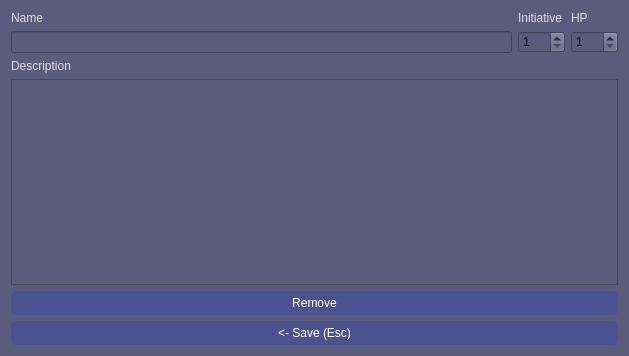
First picture: the form in ui_files/Player_Dialog.ui, repository nogasgofast/Adventure_Wrench, before the edit.
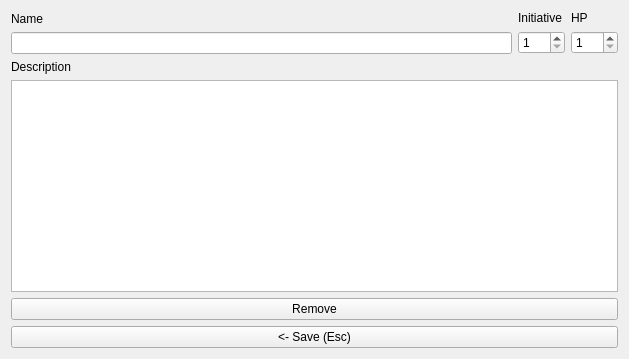
Second picture: the form after the edit.

What changed in the file:
```diff
--- a/ui_files/Player_Dialog.ui
+++ b/ui_files/Player_Dialog.ui
@@ -10,7 +10,7 @@
     <x>0</x>
     <y>0</y>
     <width>629</width>
-    <height>356</height>
+    <height>359</height>
    </rect>
   </property>
   <property name="sizePolicy">
@@ -38,52 +38,7 @@
    <string>Add/Remove Players or Simple NPCs</string>
   </property>
   <property name="styleSheet">
-   <string notr="true">QWidget {
-  color: black;
-  background-color: rgb(89, 92, 123);
-}
-
-QListWidget QTreeWidget{
-   color: #000;
-   selection-color: #FFF;
-   selection-background-color: #55A;
-}
-
-QListWidget::item:selected:!active{
-   color: #000;
-   selection-color: #FFF;
-   selection-background-color: #55A;
-}
-
-QTreeWidget::item:selected:!active{
-   color: #000;
-   selection-color: #FFF;
-   selection-background-color: #55A;
-}
-
-
-QToolTip {
-	border: 3px solid gray;
-	background-color: #39537d;
-    color: #FFF;
-}
-
-QLabel {
-color: rgb(222, 221, 218);
-}
-
-QPushButton {
-background-color: rgb(75, 82, 143);
-color: white;
-padding: 5px;
-border-color: rgb(75, 82, 143);
-border-width: 2px;
-border-radius: 5px;
-}
-
-QPushButton:pressed {
-    background-color: rgb(55, 62, 123);
-}</string>
+   <string notr="true"/>
   </property>
   <property name="modal">
    <bool>false</bool>
```
